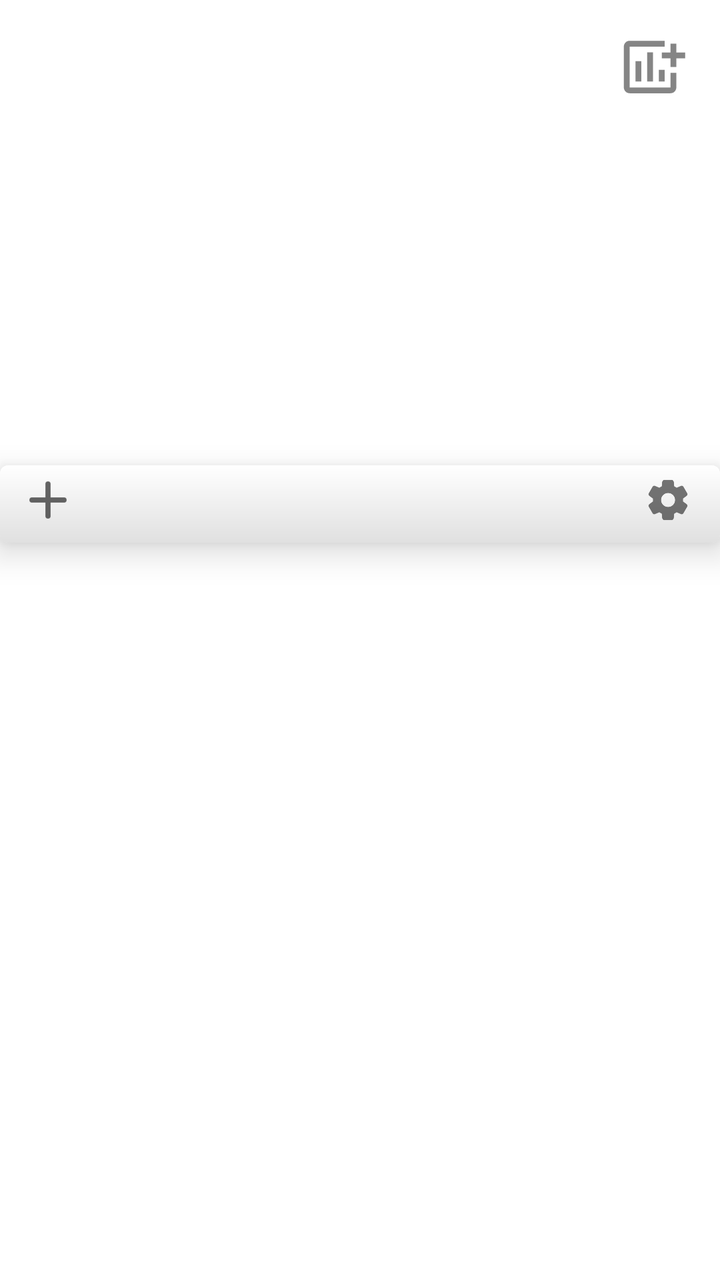
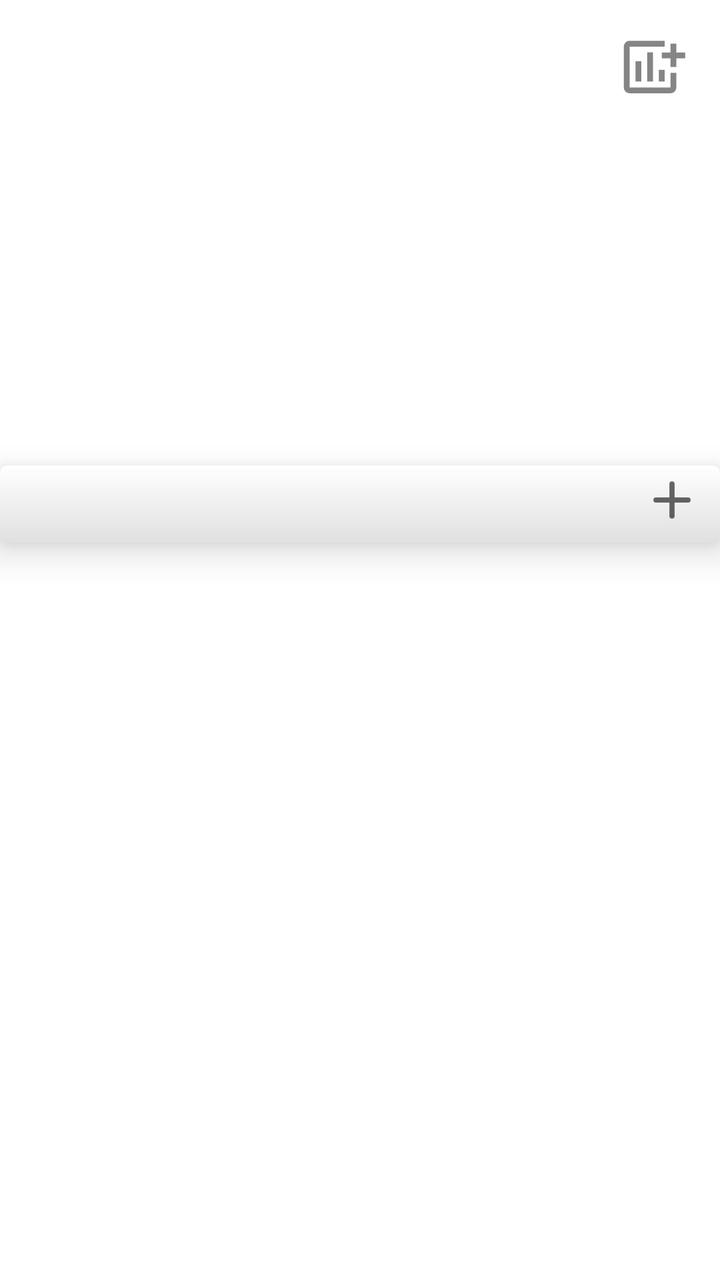

Two renders of the same Android screen: before a commit and after it. Below are the layout's source before the change and the commit's diff.
<!-- AndroidManifest.xml: application theme Theme.Matscape -->
<!-- res/layout/activity_main.xml -->
<?xml version="1.0" encoding="utf-8"?>
<androidx.drawerlayout.widget.DrawerLayout xmlns:android="http://schemas.android.com/apk/res/android"
    xmlns:app="http://schemas.android.com/apk/res-auto"
    xmlns:tools="http://schemas.android.com/tools"
    android:layout_width="match_parent"
    android:layout_height="match_parent"
    tools:context=".Activities.HomeActivity"
    android:id="@+id/DrawerLayout">

    

    <androidx.constraintlayout.widget.ConstraintLayout
        android:layout_width="match_parent"
        android:layout_height="match_parent">

        <androidx.appcompat.widget.Toolbar
            android:id="@+id/Toolbar"
            android:layout_width="match_parent"
            android:layout_height="wrap_content"
            android:background="@null"
            app:layout_constraintEnd_toEndOf="parent"
            app:layout_constraintStart_toStartOf="parent"
            app:layout_constraintTop_toTopOf="parent" />

        <ImageView
            android:id="@+id/AddMatrixCardsButton"
            android:layout_width="35dp"
            android:layout_height="35dp"
            android:layout_margin="16dp"
            android:background="?attr/selectableItemBackgroundBorderless"
            android:clickable="true"
            android:contentDescription="@string/desc_add_matrix"
            android:focusable="true"
            android:src="@drawable/ic_home_add_matrix"
            app:layout_constraintEnd_toEndOf="parent"
            app:layout_constraintTop_toTopOf="parent"
            tools:ignore="TouchTargetSizeCheck" />

        <androidx.recyclerview.widget.RecyclerView
            android:id="@+id/MatrixCardsRecyclerView"
            android:layout_width="match_parent"
            android:layout_height="0dp"
            app:layout_constraintHeight_percent=".27"
            app:layout_constraintEnd_toEndOf="parent"
            app:layout_constraintStart_toStartOf="parent"
            app:layout_constraintTop_toBottomOf="@+id/Toolbar" />

        <ImageView
            android:id="@+id/imageView3"
            android:layout_width="32dp"
            android:layout_height="32dp"
            android:layout_marginStart="8dp"
            android:clickable="true"
            android:contentDescription="@string/desc_add_result"
            android:elevation="12dp"
            android:focusable="true"
            android:foreground="?attr/selectableItemBackgroundBorderless"
            android:src="@drawable/ic_home_add_result"
            app:layout_constraintBottom_toBottomOf="@+id/cardView"
            app:layout_constraintStart_toStartOf="parent"
            app:layout_constraintTop_toBottomOf="@+id/MatrixCardsRecyclerView"
            tools:ignore="UnusedAttribute" />

        <ImageView
            android:layout_width="wrap_content"
            android:layout_height="wrap_content"
            android:clickable="true"
            android:contentDescription="@string/desc_settings_result"
            android:elevation="12dp"
            android:focusable="true"
            android:layout_marginEnd="8dp"
            android:padding="6dp"
            android:foreground="?attr/selectableItemBackgroundBorderless"
            android:src="@drawable/ic_nav_settings"
            app:layout_constraintBottom_toBottomOf="@+id/cardView"
            app:layout_constraintEnd_toEndOf="parent"
            app:layout_constraintTop_toBottomOf="@+id/MatrixCardsRecyclerView"
            tools:ignore="UnusedAttribute" />

        <androidx.cardview.widget.CardView
            android:id="@+id/cardView"
            android:layout_width="match_parent"
            android:layout_height="0dp"
            android:layout_marginTop="4dp"
            android:layout_marginBottom="4dp"
            app:cardCornerRadius="4dp"
            app:cardElevation="10dp"
            android:foreground="@drawable/grad_home_divider"
            app:layout_constraintEnd_toEndOf="parent"
            app:layout_constraintHeight_percent=".06"
            app:layout_constraintStart_toStartOf="parent"
            app:layout_constraintTop_toBottomOf="@+id/MatrixCardsRecyclerView">

        </androidx.cardview.widget.CardView>

        <androidx.recyclerview.widget.RecyclerView
            android:id="@+id/ResultCardsRecyclerView"
            android:layout_width="match_parent"
            android:layout_height="0dp"
            app:layout_constraintBottom_toBottomOf="parent"
            app:layout_constraintEnd_toEndOf="parent"
            app:layout_constraintStart_toStartOf="parent"
            app:layout_constraintTop_toBottomOf="@+id/cardView" />

    </androidx.constraintlayout.widget.ConstraintLayout>


    <com.google.android.material.navigation.NavigationView
        android:id="@+id/HomeNavigationView"
        android:layout_width="wrap_content"
        android:layout_height="match_parent"
        app:menu="@menu/menu_home_navigation_drawer"
        app:headerLayout="@layout/header_navigation_drawer"
        android:layout_gravity="start"/>

</androidx.drawerlayout.widget.DrawerLayout>
<!-- res/layout/header_navigation_drawer.xml (included above) -->
<?xml version="1.0" encoding="utf-8"?>
<LinearLayout xmlns:android="http://schemas.android.com/apk/res/android"
    android:layout_width="match_parent"
    android:layout_height="match_parent"
    android:orientation="vertical">

    

    <TextView
        android:layout_width="wrap_content"
        android:layout_height="wrap_content"
        android:layout_marginTop="24dp"
        android:layout_marginStart="24dp"
        android:layout_marginEnd="24dp"
        android:textAppearance="?attr/textAppearanceHeadline6"
        android:text="@string/app_name" />

    <TextView
        android:layout_width="wrap_content"
        android:layout_height="wrap_content"
        android:layout_marginBottom="24dp"
        android:layout_marginStart="24dp"
        android:layout_marginEnd="24dp"
        android:textAppearance="?attr/textAppearanceBody2"
        android:textColor="@color/material_on_surface_emphasis_medium"
        android:text="Matrix Calculator" />

</LinearLayout>
<!-- resources referenced by this layout -->
<resources>
  <!-- drawable grad_home_divider (drawable) -->
  <?xml version="1.0" encoding="utf-8"?>
      <shape xmlns:android="http://schemas.android.com/apk/res/android"
          android:shape="rectangle">
          <gradient
              android:startColor="#FFFFFF"
              android:endColor="#E0E0E0"
              android:angle="270"
              android:centerY=".6" />
      </shape>
  <!-- drawable ic_home_add_matrix (drawable) -->
  <vector android:alpha="0.8" android:height="24dp"
      android:tint="?attr/colorControlNormal" android:viewportHeight="24"
      android:viewportWidth="24" android:width="24dp" xmlns:android="http://schemas.android.com/apk/res/android">
      <path android:fillColor="@android:color/white" android:pathData="M6,9.99h2v7L6,16.99zM14,12.99h2v4h-2zM10,6.99h2v10h-2zM20,7L20,4h-2v3h-3v2h3v3h2L20,9h3L23,7zM18,19L4,19L4,5h12L16,3L4,3c-1.1,0 -2,0.9 -2,2v14c0,1.1 0.9,2 2,2h14c1.1,0 2,-0.9 2,-2v-5h-2v5z"/>
  </vector>
  <!-- drawable ic_home_add_result (drawable) -->
  <vector xmlns:android="http://schemas.android.com/apk/res/android"
      android:width="24dp"
      android:height="24dp"
      android:viewportWidth="24"
      android:viewportHeight="24"
      android:tint="?attr/colorControlNormal">
    <path
        android:fillColor="@android:color/white"
        android:pathData="M18,13h-5v5c0,0.55 -0.45,1 -1,1s-1,-0.45 -1,-1v-5H6c-0.55,0 -1,-0.45 -1,-1s0.45,-1 1,-1h5V6c0,-0.55 0.45,-1 1,-1s1,0.45 1,1v5h5c0.55,0 1,0.45 1,1s-0.45,1 -1,1z"/>
  </vector>
  <!-- drawable ic_nav_settings (drawable) -->
  <vector android:alpha="0.9" android:height="24dp"
      android:tint="?attr/colorControlNormal" android:viewportHeight="24"
      android:viewportWidth="24" android:width="24dp" xmlns:android="http://schemas.android.com/apk/res/android">
      <path android:fillColor="@android:color/white" android:pathData="M19.5,12c0,-0.23 -0.01,-0.45 -0.03,-0.68l1.86,-1.41c0.4,-0.3 0.51,-0.86 0.26,-1.3l-1.87,-3.23c-0.25,-0.44 -0.79,-0.62 -1.25,-0.42l-2.15,0.91c-0.37,-0.26 -0.76,-0.49 -1.17,-0.68l-0.29,-2.31C14.8,2.38 14.37,2 13.87,2h-3.73C9.63,2 9.2,2.38 9.14,2.88L8.85,5.19c-0.41,0.19 -0.8,0.42 -1.17,0.68L5.53,4.96c-0.46,-0.2 -1,-0.02 -1.25,0.42L2.41,8.62c-0.25,0.44 -0.14,0.99 0.26,1.3l1.86,1.41C4.51,11.55 4.5,11.77 4.5,12s0.01,0.45 0.03,0.68l-1.86,1.41c-0.4,0.3 -0.51,0.86 -0.26,1.3l1.87,3.23c0.25,0.44 0.79,0.62 1.25,0.42l2.15,-0.91c0.37,0.26 0.76,0.49 1.17,0.68l0.29,2.31C9.2,21.62 9.63,22 10.13,22h3.73c0.5,0 0.93,-0.38 0.99,-0.88l0.29,-2.31c0.41,-0.19 0.8,-0.42 1.17,-0.68l2.15,0.91c0.46,0.2 1,0.02 1.25,-0.42l1.87,-3.23c0.25,-0.44 0.14,-0.99 -0.26,-1.3l-1.86,-1.41C19.49,12.45 19.5,12.23 19.5,12zM12.04,15.5c-1.93,0 -3.5,-1.57 -3.5,-3.5s1.57,-3.5 3.5,-3.5s3.5,1.57 3.5,3.5S13.97,15.5 12.04,15.5z"/>
  </vector>
  <string name="app_name" translatable="false">Matscape</string>
  
      //for homepage navigation drawer
  <string name="desc_add_matrix">Add Matrix</string>
  <string name="desc_add_result">Add Result Card</string>
  <string name="desc_settings_result">Result Cards Settings</string>
  
  
      //for matrix cards
  <style name="Theme.Matscape" parent="Theme.MaterialComponents.DayNight.NoActionBar">
          
          <item name="colorPrimary">@color/purple_500</item>
          <item name="colorPrimaryVariant">@color/purple_700</item>
          <item name="colorOnPrimary">@color/white</item>
          
          <item name="colorSecondary">@color/teal_200</item>
          <item name="colorSecondaryVariant">@color/teal_700</item>
          <item name="colorOnSecondary">@color/black</item>
          
          <item name="android:statusBarColor" tools:targetApi="l">?attr/colorPrimaryVariant</item>
          
      </style>
  <color name="purple_500">#FF6200EE</color>
  <color name="purple_700">#FF3700B3</color>
  <color name="white">#FFFFFFFF</color>
  <color name="teal_200">#FF03DAC5</color>
  <color name="teal_700">#FF018786</color>
  <color name="black">#FF000000</color>
</resources>

<!-- the commit's change to res/layout/activity_main.xml (unified diff, before → after) -->
@@ -23,7 +23,7 @@
             app:layout_constraintTop_toTopOf="parent" />
 
         <ImageView
-            android:id="@+id/AddMatrixCardsButton"
+            android:id="@+id/addMatrixCardButton"
             android:layout_width="35dp"
             android:layout_height="35dp"
             android:layout_margin="16dp"
@@ -46,32 +46,16 @@
             app:layout_constraintTop_toBottomOf="@+id/Toolbar" />
 
         <ImageView
-            android:id="@+id/imageView3"
+            android:id="@+id/addResultCardButton"
             android:layout_width="32dp"
             android:layout_height="32dp"
-            android:layout_marginStart="8dp"
-            android:clickable="true"
-            android:contentDescription="@string/desc_add_result"
-            android:elevation="12dp"
-            android:focusable="true"
-            android:foreground="?attr/selectableItemBackgroundBorderless"
-            android:src="@drawable/ic_home_add_result"
-            app:layout_constraintBottom_toBottomOf="@+id/cardView"
-            app:layout_constraintStart_toStartOf="parent"
-            app:layout_constraintTop_toBottomOf="@+id/MatrixCardsRecyclerView"
-            tools:ignore="UnusedAttribute" />
-
-        <ImageView
-            android:layout_width="wrap_content"
-            android:layout_height="wrap_content"
             android:clickable="true"
             android:contentDescription="@string/desc_settings_result"
             android:elevation="12dp"
             android:focusable="true"
             android:layout_marginEnd="8dp"
-            android:padding="6dp"
             android:foreground="?attr/selectableItemBackgroundBorderless"
-            android:src="@drawable/ic_nav_settings"
+            android:src="@drawable/ic_home_add_result"
             app:layout_constraintBottom_toBottomOf="@+id/cardView"
             app:layout_constraintEnd_toEndOf="parent"
             app:layout_constraintTop_toBottomOf="@+id/MatrixCardsRecyclerView"
<!-- resource entries referenced after the edit -->
@@ -27,17 +27,10 @@
         android:fillColor="@android:color/white"
         android:pathData="M18,13h-5v5c0,0.55 -0.45,1 -1,1s-1,-0.45 -1,-1v-5H6c-0.55,0 -1,-0.45 -1,-1s0.45,-1 1,-1h5V6c0,-0.55 0.45,-1 1,-1s1,0.45 1,1v5h5c0.55,0 1,0.45 1,1s-0.45,1 -1,1z"/>
   </vector>
-  <!-- drawable ic_nav_settings (drawable) -->
-  <vector android:alpha="0.9" android:height="24dp"
-      android:tint="?attr/colorControlNormal" android:viewportHeight="24"
-      android:viewportWidth="24" android:width="24dp" xmlns:android="http://schemas.android.com/apk/res/android">
-      <path android:fillColor="@android:color/white" android:pathData="M19.5,12c0,-0.23 -0.01,-0.45 -0.03,-0.68l1.86,-1.41c0.4,-0.3 0.51,-0.86 0.26,-1.3l-1.87,-3.23c-0.25,-0.44 -0.79,-0.62 -1.25,-0.42l-2.15,0.91c-0.37,-0.26 -0.76,-0.49 -1.17,-0.68l-0.29,-2.31C14.8,2.38 14.37,2 13.87,2h-3.73C9.63,2 9.2,2.38 9.14,2.88L8.85,5.19c-0.41,0.19 -0.8,0.42 -1.17,0.68L5.53,4.96c-0.46,-0.2 -1,-0.02 -1.25,0.42L2.41,8.62c-0.25,0.44 -0.14,0.99 0.26,1.3l1.86,1.41C4.51,11.55 4.5,11.77 4.5,12s0.01,0.45 0.03,0.68l-1.86,1.41c-0.4,0.3 -0.51,0.86 -0.26,1.3l1.87,3.23c0.25,0.44 0.79,0.62 1.25,0.42l2.15,-0.91c0.37,0.26 0.76,0.49 1.17,0.68l0.29,2.31C9.2,21.62 9.63,22 10.13,22h3.73c0.5,0 0.93,-0.38 0.99,-0.88l0.29,-2.31c0.41,-0.19 0.8,-0.42 1.17,-0.68l2.15,0.91c0.46,0.2 1,0.02 1.25,-0.42l1.87,-3.23c0.25,-0.44 0.14,-0.99 -0.26,-1.3l-1.86,-1.41C19.49,12.45 19.5,12.23 19.5,12zM12.04,15.5c-1.93,0 -3.5,-1.57 -3.5,-3.5s1.57,-3.5 3.5,-3.5s3.5,1.57 3.5,3.5S13.97,15.5 12.04,15.5z"/>
-  </vector>
   <string name="app_name" translatable="false">Matscape</string>
   
       //for homepage navigation drawer
   <string name="desc_add_matrix">Add Matrix</string>
-  <string name="desc_add_result">Add Result Card</string>
   <string name="desc_settings_result">Result Cards Settings</string>
   
   
